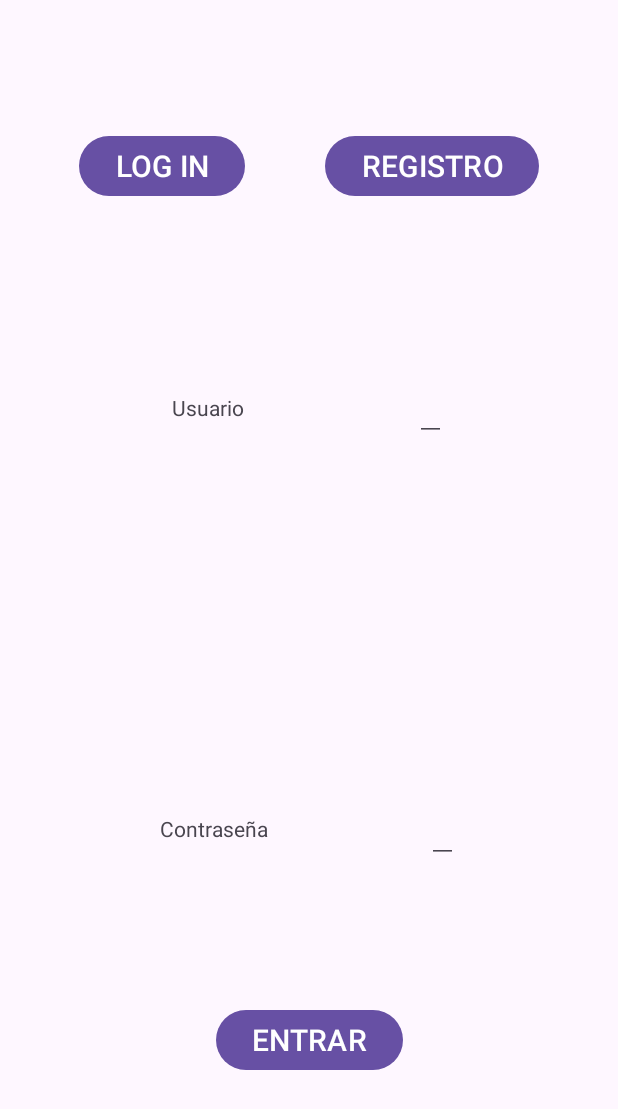
After one commit to oscargull/Android-Bookshelf-App, an Android app: the fragment LoginRegisterFragment placed in its activity, on a phone screen of 412 x 824 dp. The commit adds this screen. Shown: the top 1109 px of the screen. Run offline under Robolectric (Android 15) with nearby library versions, the phone set to English and light mode, and no system bars; 1 statement that could not run was skipped.

Commit message:
Implemented login and sign up

```diff
--- /dev/null
+++ b/app/src/main/java/com/example/bookshelfapp/LoginRegisterActivity.java
@@ -0,0 +1,115 @@
+package com.example.bookshelfapp;
+
+import android.content.Context;
+import android.content.Intent;
+import android.database.sqlite.SQLiteDatabase;
+import android.os.Bundle;
+
+import android.view.View;
+import android.widget.Button;
+import android.widget.Toast;
+import androidx.activity.EdgeToEdge;
+import androidx.appcompat.app.AppCompatActivity;
+import androidx.core.graphics.Insets;
+import androidx.core.view.ViewCompat;
+import androidx.core.view.WindowInsetsCompat;
+import androidx.fragment.app.FragmentManager;
+import androidx.fragment.app.FragmentTransaction;
+import db.SQLiteBooksHelper;
+import fragments.LoginRegisterFragment;
+
+import javax.crypto.SecretKey;
+import javax.crypto.SecretKeyFactory;
+import javax.crypto.spec.PBEKeySpec;
+import java.security.SecureRandom;
+import java.util.Base64;
+
+public class LoginRegisterActivity extends AppCompatActivity  implements View.OnClickListener, LoginRegisterFragment.OnFragmentEventListener {
+
+    SQLiteDatabase db;
+    SQLiteBooksHelper DBhelper;
+
+    Button btnLogin;
+    Button btnSignUp;
+
+    @Override
+    protected void onCreate(Bundle savedInstanceState) {
+        super.onCreate(savedInstanceState);
+        EdgeToEdge.enable(this);
+        setContentView(R.layout.activity_login_register);
+        ViewCompat.setOnApplyWindowInsetsListener(findViewById(R.id.main), (v, insets) -> {
+            Insets systemBars = insets.getInsets(WindowInsetsCompat.Type.systemBars());
+            v.setPadding(systemBars.left, systemBars.top, systemBars.right, systemBars.bottom);
+            return insets;
+        });
+        db = openOrCreateDatabase("Bookshelf", Context.MODE_PRIVATE,null);
+        DBhelper= new SQLiteBooksHelper(this);
+
+        btnLogin=findViewById(R.id.btnLogin);
+        btnSignUp=findViewById(R.id.btnSignUp);
+        btnLogin.setOnClickListener(this);
+        btnSignUp.setOnClickListener(this);
+    }
+
+    @Override
+    public void onClick(View v) {
+        FragmentManager fragmentManager = getSupportFragmentManager();
+        FragmentTransaction fragmentTransaction = fragmentManager.beginTransaction();
+        LoginRegisterFragment myFragment = new LoginRegisterFragment();
+
+        Bundle args = new Bundle();
+        if (v == btnLogin) {
+            args.putString("layout", "login");
+        } else if (v == btnSignUp) {
+            args.putString("layout", "signup");
+        }
+        myFragment.setArguments(args);
+
+        fragmentTransaction.replace(R.id.fragmentLayout, myFragment);
+        fragmentTransaction.commit();
+    }
+
+    @Override
+    public void onFragmentEvent(Bundle args) throws Exception {
+        String username = args.getString("username");
+        String password = args.getString("password");
+        Boolean isRegistro = args.getBoolean("signup_mode");
+        if(isRegistro) {
+            String email = args.getString("email");
+            String[] hash= hashing(password);
+            DBhelper.registerUser(username,email,hash);
+            Toast.makeText(this,"Usuario registrado",Toast.LENGTH_SHORT).show();
+        }else{
+            if(DBhelper.logIn(this,username,password)){
+                Intent nextAct = new Intent(LoginRegisterActivity.this, MainActivity.class);
+                nextAct.putExtra("user",username);
+                startActivity(nextAct);
+            }
+        }
+    }
+
+
+    public String[] hashing(String passw){
+        char[] password = passw.toCharArray();
+        byte[] salt = new byte[16];
+        SecureRandom random = new SecureRandom();
+        random.nextBytes(salt);
+
+        String[] hash = new String[2];
+        hash[0] = Base64.getEncoder().encodeToString(salt);
+
+        try {
+            SecretKey key = pbkdf2(password, salt);
+            hash[1] = Base64.getEncoder().encodeToString(key.getEncoded());
+        }catch (Exception e){
+            e.printStackTrace();
+        }
+        return hash;
+    }
+
+    public SecretKey pbkdf2(char[] password, byte[] salt) throws Exception {
+        SecretKeyFactory factory = SecretKeyFactory.getInstance("PBKDF2WithHmacSha1");
+        PBEKeySpec spec = new PBEKeySpec(password, salt, 4096, 256);
+        return factory.generateSecret(spec);
+    }
+}
--- /dev/null
+++ b/app/src/main/java/fragments/LoginRegisterFragment.java
@@ -0,0 +1,92 @@
+package fragments;
+
+import android.content.Context;
+import android.os.Bundle;
+import android.widget.Button;
+import android.widget.EditText;
+import androidx.fragment.app.Fragment;
+import android.view.LayoutInflater;
+import android.view.View;
+import android.view.ViewGroup;
+import com.example.bookshelfapp.R;
+
+
+public class LoginRegisterFragment extends Fragment implements View.OnClickListener {
+
+    private OnFragmentEventListener listener;
+    Button btn;
+    Boolean isSignup;
+
+    public LoginRegisterFragment() {
+    }
+
+    @Override
+    public View onCreateView(LayoutInflater inflater, ViewGroup container, Bundle savedInstanceState) {
+        Bundle args = getArguments();
+        String layout = args.getString("layout");
+
+        View view;
+        if (layout=="signup") {
+            view = inflater.inflate(R.layout.fragment_signup, container, false);
+            btn = view.findViewById(R.id.btnRegistrar);
+            isSignup =true;
+        } else{
+            view = inflater.inflate(R.layout.fragment_login, container, false);
+            btn = view.findViewById(R.id.btnEntrar);
+            isSignup =false;
+        }
+        btn.setOnClickListener(this);
+        btn.setEnabled(true);
+
+        return view;
+    }
+
+    @Override
+    public void onClick(View v) {
+        EditText etUsuario = getView().findViewById(R.id.etUsuario);
+        EditText etContrasenia = getView().findViewById(R.id.etContrasenia);
+
+        String username = etUsuario.getText().toString();
+        String password = etContrasenia.getText().toString();
+
+        Bundle args = new Bundle();
+        args.putString("username", username);
+        args.putString("password", password);
+
+        if(isSignup) {
+            EditText etEmail = getView().findViewById(R.id.etEmail);
+            String email = etEmail.getText().toString();
+            args.putString("email", email);
+            btn.setEnabled(false);
+        }
+
+        args.putBoolean("signup_mode", isSignup);
+
+        if (listener != null) {
+            try {
+                listener.onFragmentEvent(args);
+            } catch (Exception e) {
+                throw new RuntimeException(e);
+            }
+        }
+    }
+
+
+    public interface OnFragmentEventListener{
+        void onFragmentEvent(Bundle args) throws Exception;
+    }
+
+    @Override
+    public void onAttach(Context context) {
+        super.onAttach(context);
+        if (context instanceof OnFragmentEventListener) {
+            listener = (OnFragmentEventListener) context;
+        }
+    }
+
+    @Override
+    public void onDetach() {
+        super.onDetach();
+        listener = null;
+    }
+}
--- /dev/null
+++ b/app/src/main/res/layout/activity_login_register.xml
@@ -0,0 +1,38 @@
+<?xml version="1.0" encoding="utf-8"?>
+<androidx.constraintlayout.widget.ConstraintLayout
+        xmlns:android="http://schemas.android.com/apk/res/android"
+        xmlns:tools="http://schemas.android.com/tools"
+        xmlns:app="http://schemas.android.com/apk/res-auto"
+        android:id="@+id/main"
+        android:layout_width="match_parent"
+        android:layout_height="match_parent"
+        tools:context=".LoginRegisterActivity">
+
+    <Button
+            android:id="@+id/btnLogin"
+            android:layout_width="wrap_content"
+            android:layout_height="wrap_content"
+            android:text="LOG IN"
+            android:textSize="20dp"
+            app:layout_constraintBottom_toBottomOf="parent"
+            app:layout_constraintEnd_toStartOf="@id/btnSignUp"
+            app:layout_constraintStart_toStartOf="parent"
+            app:layout_constraintTop_toTopOf="parent" app:layout_constraintVertical_bias="0.112"/>
+    <Button
+            android:id="@+id/btnSignUp"
+            android:layout_width="wrap_content"
+            android:layout_height="wrap_content"
+            android:text="REGISTRO"
+            android:textSize="20dp"
+            app:layout_constraintBottom_toBottomOf="parent"
+            app:layout_constraintEnd_toEndOf="parent"
+            app:layout_constraintStart_toEndOf="@id/btnLogin"
+            app:layout_constraintTop_toTopOf="parent" app:layout_constraintVertical_bias="0.112"/>
+
+    <FrameLayout
+            android:id="@+id/fragmentLayout"
+            android:layout_width="match_parent" android:layout_height="match_parent"/>
+
+
+
+</androidx.constraintlayout.widget.ConstraintLayout>
--- /dev/null
+++ b/app/src/main/res/layout/fragment_login.xml
@@ -0,0 +1,61 @@
+<?xml version="1.0" encoding="utf-8"?>
+<androidx.constraintlayout.widget.ConstraintLayout xmlns:android="http://schemas.android.com/apk/res/android"
+                                                   xmlns:tools="http://schemas.android.com/tools"
+                                                   android:layout_width="match_parent"
+                                                   android:layout_height="match_parent"
+                                                   xmlns:app="http://schemas.android.com/apk/res-auto"
+                                                   >
+
+    <TextView
+            android:id="@+id/tvLabelUsuario"
+            android:layout_width="wrap_content"
+            android:layout_height="wrap_content"
+            android:text="Usuario"
+            app:layout_constraintBottom_toTopOf="@id/tvLabelContrasenia"
+            app:layout_constraintEnd_toStartOf="@id/etUsuario"
+            app:layout_constraintStart_toStartOf="parent"
+            app:layout_constraintTop_toTopOf="parent"
+    />
+    <EditText
+            android:id="@+id/etUsuario"
+            android:layout_width="wrap_content"
+            android:layout_height="wrap_content"
+            app:layout_constraintBottom_toTopOf="@id/tvLabelContrasenia"
+            app:layout_constraintEnd_toEndOf="parent"
+            app:layout_constraintStart_toEndOf="@id/tvLabelUsuario"
+            app:layout_constraintTop_toTopOf="parent"/>
+
+
+    <TextView
+            android:id="@+id/tvLabelContrasenia"
+            android:layout_width="wrap_content"
+            android:layout_height="wrap_content"
+            android:text="Contraseña"
+            app:layout_constraintBottom_toBottomOf="parent"
+            app:layout_constraintEnd_toStartOf="@id/etContrasenia"
+            app:layout_constraintHorizontal_bias="0.846"
+            app:layout_constraintStart_toStartOf="parent"
+            app:layout_constraintTop_toBottomOf="@id/tvLabelUsuario" />
+
+    <EditText
+            android:id="@+id/etContrasenia"
+            android:layout_width="wrap_content"
+            android:layout_height="wrap_content"
+            app:layout_constraintBottom_toBottomOf="parent"
+            app:layout_constraintEnd_toEndOf="parent"
+            app:layout_constraintStart_toEndOf="@id/tvLabelContrasenia"
+            app:layout_constraintTop_toBottomOf="@id/tvLabelUsuario"/>
+
+    <Button
+            android:id="@+id/btnEntrar"
+            android:layout_width="wrap_content"
+            android:layout_height="wrap_content"
+            android:text="ENTRAR"
+            android:textSize="20dp"
+            app:layout_constraintBottom_toBottomOf="parent"
+            app:layout_constraintEnd_toEndOf="parent"
+            app:layout_constraintStart_toStartOf="parent"
+            app:layout_constraintTop_toBottomOf="@id/tvLabelContrasenia"
+            />
+
+</androidx.constraintlayout.widget.ConstraintLayout>
--- a/app/src/main/res/values/strings.xml
+++ b/app/src/main/res/values/strings.xml
@@ -2,4 +2,6 @@
     <string name="app_name">BookshelfApp</string>
     <string name="my_books">MY BOOKS</string>
     <string name="search">SEARCH</string>
+    <!-- TODO: Remove or change this placeholder text -->
+    <string name="hello_blank_fragment">Hello blank fragment</string>
 </resources>
```
Also changed, not shown: app/src/main/AndroidManifest.xml (+6 -2 lines), app/src/main/java/db/SQLiteBooksHelper.java (+63 -0 lines), app/src/main/res/layout/fragment_login_register.xml (added, +13 -0 lines), app/src/main/res/layout/fragment_signup.xml (added, +80 -0 lines).
